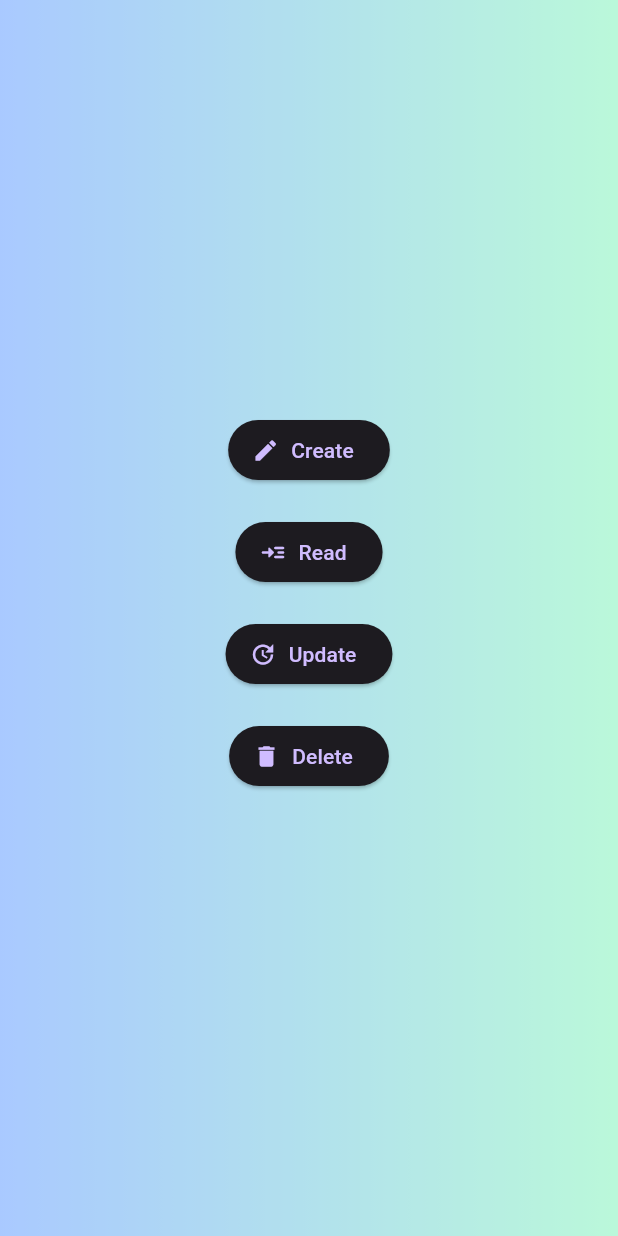
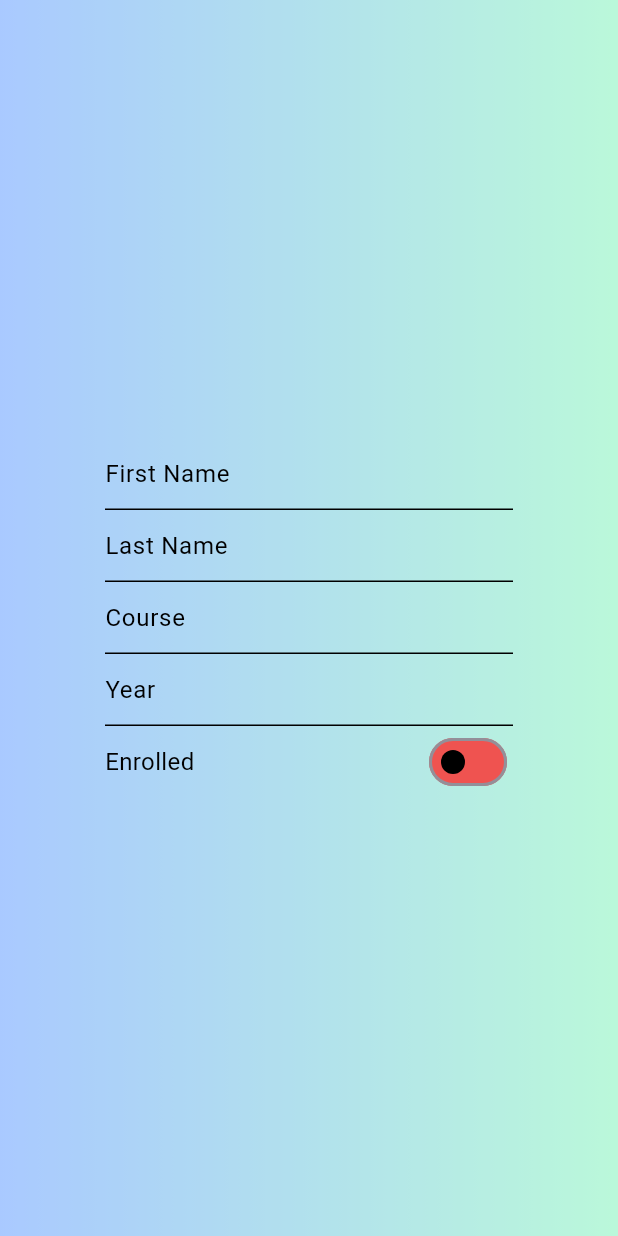
Before and after one commit to Kuhwu/flutter_crud, a Flutter app: the screen it shows after launch, after a tap on "Create", on a phone screen of 412 x 824 dp. Run offline on Flutter 3.47's test engine with Material 3 defaults, Android fonts, the phone set to English and light mode, and no system bars.

Commit message:
UPDATE
- createpage
- student_model
- PostAPI
    - not yet finished

```diff
--- /dev/null
+++ b/lib/createpage.dart
@@ -0,0 +1,135 @@
+import 'package:flutter/material.dart';
+
+class CreatePage extends StatefulWidget {
+  const CreatePage({super.key});
+
+  @override
+  State<CreatePage> createState() => _CreatePageState();
+}
+
+class _CreatePageState extends State<CreatePage> {
+  bool isEnrolled = false;
+
+  var firstNameController = TextEditingController();
+  var lastnameController = TextEditingController();
+  var courseController = TextEditingController();
+  var yearController = TextEditingController();
+  var enrollerController = TextEditingController();
+
+  @override
+  Widget build(BuildContext context) {
+    return Scaffold(
+      body: Container(
+        child: Stack(
+          children: [
+            Container(
+              decoration: BoxDecoration(
+                  gradient: LinearGradient(
+                      colors: [Colors.blueAccent, Colors.greenAccent])),
+            ),
+            Container(
+              height: MediaQuery.of(context).size.height,
+              width: MediaQuery.of(context).size.width,
+              decoration: const BoxDecoration(color: Colors.white54),
+            ),
+            Center(
+              child: Column(
+                mainAxisAlignment: MainAxisAlignment.center,
+                children: [
+                  Container(
+                    margin: const EdgeInsets.only(left: 70, right: 70),
+                    child: TextField(
+                      controller: firstNameController,
+                      style: TextStyle(color: Colors.black),
+                      decoration: InputDecoration(
+                        hintText: 'First Name',
+                        hintStyle: TextStyle(color: Colors.black),
+                        enabledBorder: UnderlineInputBorder(
+                          borderSide: BorderSide(color: Colors.black),
+                        ),
+                        focusedBorder: UnderlineInputBorder(
+                          borderSide: BorderSide(color: Colors.black),
+                        ),
+                      ),
+                    ),
+                  ),
+                  Container(
+                    margin: const EdgeInsets.only(left: 70, right: 70),
+                    child: const TextField(
+                      style: TextStyle(color: Colors.black),
+                      decoration: InputDecoration(
+                        hintText: 'Last Name',
+                        hintStyle: TextStyle(color: Colors.black),
+                        enabledBorder: UnderlineInputBorder(
+                          borderSide: BorderSide(color: Colors.black),
+                        ),
+                        focusedBorder: UnderlineInputBorder(
+                          borderSide: BorderSide(color: Colors.black),
+                        ),
+                      ),
+                    ),
+                  ),
+                  Container(
+                    margin: const EdgeInsets.only(left: 70, right: 70),
+                    child: const TextField(
+                      style: TextStyle(color: Colors.black),
+                      decoration: InputDecoration(
+                        hintText: 'Course',
+                        hintStyle: TextStyle(color: Colors.black),
+                        enabledBorder: UnderlineInputBorder(
+                          borderSide: BorderSide(color: Colors.black),
+                        ),
+                        focusedBorder: UnderlineInputBorder(
+                          borderSide: BorderSide(color: Colors.black),
+                        ),
+                      ),
+                    ),
+                  ),
+                  Container(
+                    margin: const EdgeInsets.only(left: 70, right: 70),
+                    child: const TextField(
+                      style: TextStyle(color: Colors.black),
+                      decoration: InputDecoration(
+                        hintText: 'Year',
+                        hintStyle: TextStyle(color: Colors.black),
+                        enabledBorder: UnderlineInputBorder(
+                          borderSide: BorderSide(color: Colors.black),
+                        ),
+                        focusedBorder: UnderlineInputBorder(
+                          borderSide: BorderSide(color: Colors.black),
+                        ),
+                      ),
+                    ),
+                  ),
+                  Container(
+                      margin: const EdgeInsets.only(left: 70, right: 70),
+                      child: Row(
+                        mainAxisAlignment: MainAxisAlignment.spaceBetween,
+                        children: [
+                          const Text(
+                            'Enrolled',
+                            style: TextStyle(color: Colors.black, fontSize: 16),
+                          ),
+                          Switch(
+                            value: isEnrolled,
+                            onChanged: (bool value) {
+                              setState(() {
+                                isEnrolled = value;
+                              });
+                            },
+                            activeColor: Colors.black,
+                            activeTrackColor: Colors.green.shade400,
+                            inactiveThumbColor: Colors.black,
+                            inactiveTrackColor: Colors.red.shade400,
+                          ),
+                        ],
+                      ))
+                ],
+              ),
+            ),
+          ],
+        ),
+      ),
+    );
+  }
+}
--- a/lib/homePage.dart
+++ b/lib/homePage.dart
@@ -1,4 +1,5 @@
 import 'package:flutter/material.dart';
+import 'package:flutter_crud/createpage.dart';
 
 class HomePage extends StatefulWidget {
   const HomePage({super.key});
@@ -29,7 +30,10 @@ class _HomePageState extends State<HomePage> {
               mainAxisAlignment: MainAxisAlignment.center,
               children: [
                 ElevatedButton.icon(
-                    onPressed: () {},
+                    onPressed: () {
+                      Navigator.of(context).push(
+                          MaterialPageRoute(builder: (_) => CreatePage()));
+                    },
                     icon: Icon(Icons.create),
                     label: Text("Create")),
                 Padding(padding: EdgeInsets.only(top: 20)),
--- a/lib/main.dart
+++ b/lib/main.dart
@@ -1,5 +1,5 @@
 import 'package:flutter/material.dart';
-import 'package:flutter_crud/homePage.dart';
+import 'package:flutter_crud/homepage.dart';
 
 void main() {
   runApp(const MyApp());
--- /dev/null
+++ b/lib/model/student_model.dart
@@ -0,0 +1,10 @@
+class Student {
+  final String? firstname;
+  final String? lastname;
+  final String? course;
+  final String? year;
+  final bool? enrolled;
+
+  Student(
+      {this.firstname, this.lastname, this.course, this.year, this.enrolled});
+}
--- /dev/null
+++ b/lib/services/api.dart
@@ -0,0 +1,24 @@
+import 'dart:convert';
+
+import 'package:flutter/material.dart';
+import 'package:http/http.dart' as http;
+
+class Api {
+  static const baseUrl = "http://192.168.0.8/api/";
+
+  static addStudent(Map sdata) async {
+    var url = Uri.parse(baseUrl + "add_student");
+
+    try {
+      final res = await http.post(url, body: sdata);
+      if (res.statusCode == 200) {
+        var data = jsonDecode(res.body.toString());
+        print(data);
+      } else {
+        print("Upload Failed");
+      }
+    } catch (e) {
+      debugPrint(e.toString());
+    }
+  }
+}
--- a/pubspec.yaml
+++ b/pubspec.yaml
@@ -35,6 +35,7 @@ dependencies:
   # The following adds the Cupertino Icons font to your application.
   # Use with the CupertinoIcons class for iOS style icons.
   cupertino_icons: ^1.0.8
+  http: any
 
 dev_dependencies:
   flutter_test:
```
Also changed, not shown: pubspec.lock.
